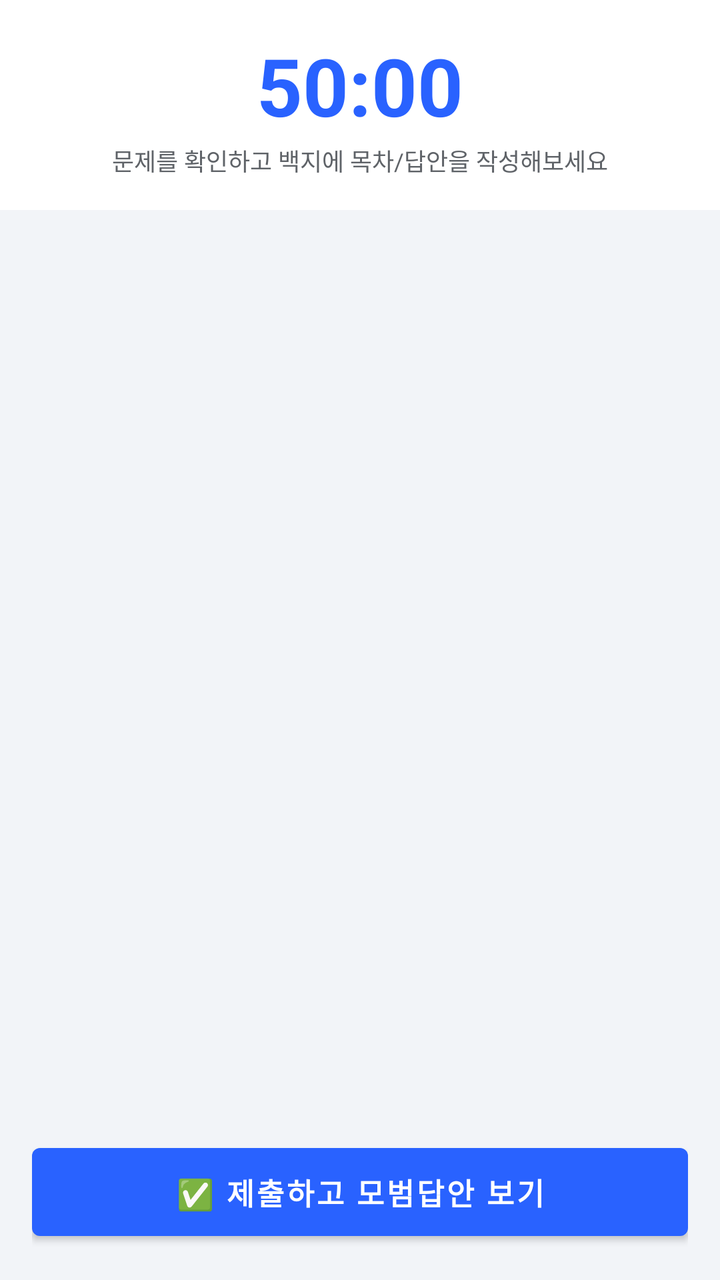
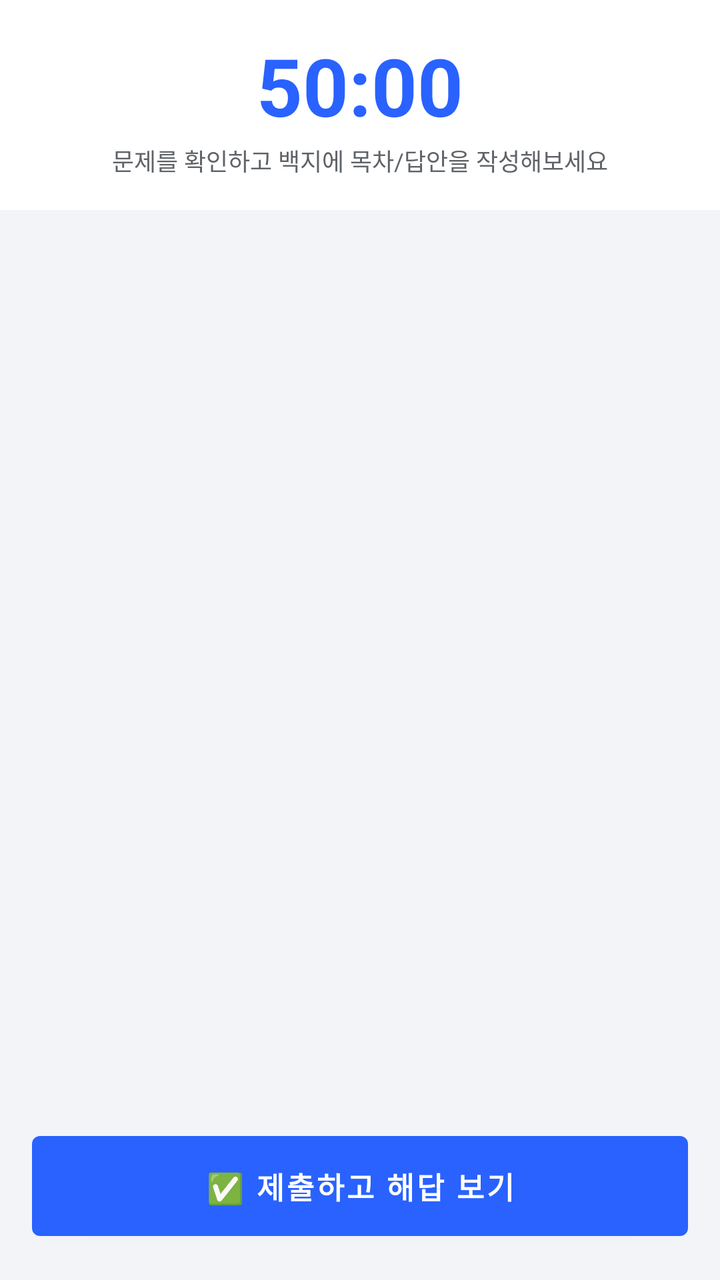

An Android layout rendered at two revisions. The XML below is the earlier revision; the diff shows what the commit changed to produce the second picture.
<!-- AndroidManifest.xml: application theme Theme.AdminMemo -->
<!-- res/layout/activity_exam_session.xml -->
<?xml version="1.0" encoding="utf-8"?>
<LinearLayout xmlns:android="http://schemas.android.com/apk/res/android"
    xmlns:app="http://schemas.android.com/apk/res-auto"
    android:layout_width="match_parent"
    android:layout_height="match_parent"
    android:orientation="vertical"
    android:background="@color/bg_screen">

    <LinearLayout
        android:layout_width="match_parent"
        android:layout_height="wrap_content"
        android:orientation="vertical"
        android:gravity="center"
        android:padding="16dp"
        android:background="@color/bg_card">

        <TextView
            android:id="@+id/tvExamTimer"
            android:layout_width="wrap_content"
            android:layout_height="wrap_content"
            android:text="50:00"
            android:textColor="@color/primary"
            android:textStyle="bold"
            android:textSize="40sp"/>

        <TextView
            android:id="@+id/tvExamSubtitle"
            android:layout_width="wrap_content"
            android:layout_height="wrap_content"
            android:layout_marginTop="2dp"
            android:textColor="@color/text_sub"
            android:textSize="12sp"
            android:text="문제를 확인하고 백지에 목차/답안을 작성해보세요"/>
    </LinearLayout>

    <ScrollView
        android:layout_width="match_parent"
        android:layout_height="0dp"
        android:layout_weight="1">

        <LinearLayout
            android:id="@+id/examContainer"
            android:layout_width="match_parent"
            android:layout_height="wrap_content"
            android:orientation="vertical"
            android:padding="16dp"/>

    </ScrollView>

    <LinearLayout
        android:layout_width="match_parent"
        android:layout_height="wrap_content"
        android:orientation="horizontal"
        android:padding="16dp">

        <Button
            android:id="@+id/btnExamSubmit"
            android:layout_width="match_parent"
            android:layout_height="56dp"
            android:text="✅ 제출하고 모범답안 보기"
            android:textSize="15sp"
            android:textStyle="bold"/>
    </LinearLayout>

</LinearLayout>
<!-- resources referenced by this layout -->
<resources>
  <color name="bg_card">#FFFFFF</color>
  <color name="bg_screen">#F2F4F8</color>
  <color name="primary">#2962FF</color>
  <color name="text_sub">#5F6368</color>
  <style name="Theme.AdminMemo" parent="Theme.MaterialComponents.DayNight.NoActionBar">
          <item name="colorPrimary">@color/primary</item>
          <item name="colorPrimaryDark">@color/primary_dark</item>
          <item name="colorAccent">@color/accent</item>
          <item name="android:windowBackground">@color/bg_screen</item>
      </style>
  <color name="primary_dark">#0039CB</color>
  <color name="accent">#FF6D00</color>
</resources>

<!-- the commit's change to res/layout/activity_exam_session.xml (unified diff, before → after) -->
@@ -56,8 +56,10 @@
         <Button
             android:id="@+id/btnExamSubmit"
             android:layout_width="match_parent"
-            android:layout_height="56dp"
-            android:text="✅ 제출하고 모범답안 보기"
+            android:layout_height="wrap_content"
+            android:minHeight="56dp"
+            android:paddingVertical="14dp"
+            android:text="✅ 제출하고 해답 보기"
             android:textSize="15sp"
             android:textStyle="bold"/>
     </LinearLayout>
